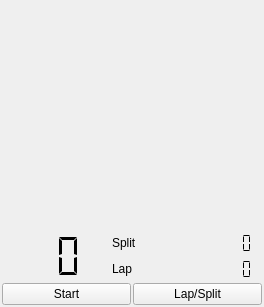
First picture: the form in src/applications/clock/stopwatchbase.ui, repository openmoko/qtopia, before the edit.
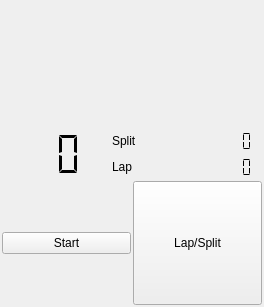
Second picture: the form after the edit.

Diff of the .ui file:
```diff
--- a/src/applications/clock/stopwatchbase.ui
+++ b/src/applications/clock/stopwatchbase.ui
@@ -164,6 +164,14 @@
      </item>
      <item>
       <widget class="QPushButton" name="reset" >
+       <property name="sizePolicy" >
+        <sizepolicy>
+         <hsizetype>1</hsizetype>
+         <vsizetype>5</vsizetype>
+         <horstretch>0</horstretch>
+         <verstretch>0</verstretch>
+        </sizepolicy>
+       </property>
        <property name="whatsThis" >
         <string>Resets the stopwatch.</string>
        </property>
```
